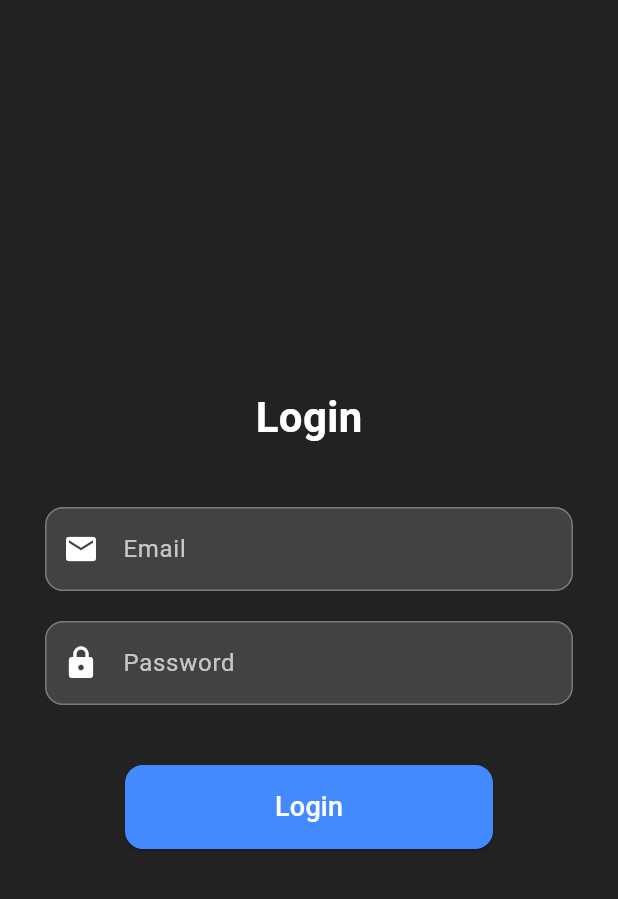
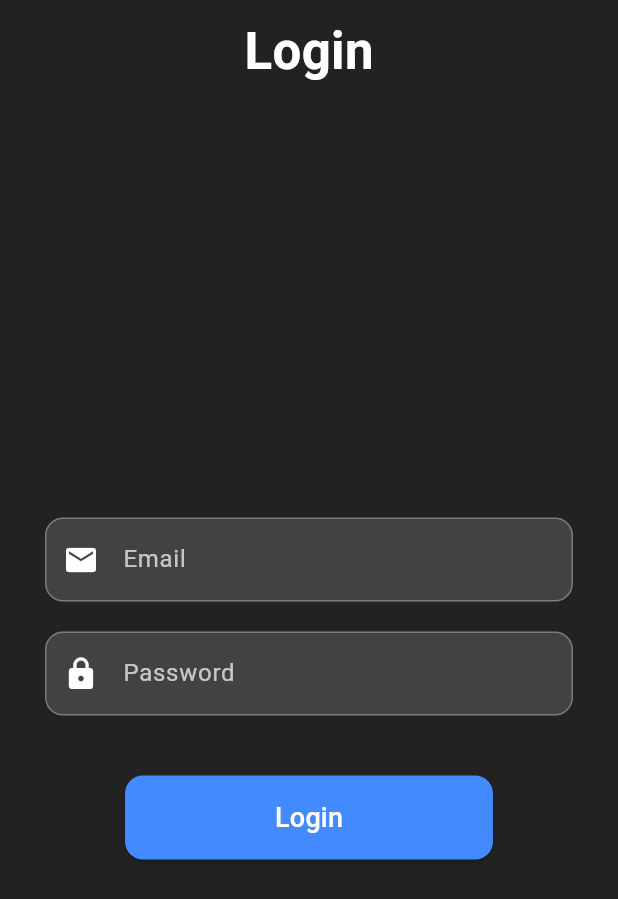
Before and after one commit to Kau-Molepo/Horizon, a Flutter app: the screen it shows after launch, on a phone screen of 412 x 824 dp. Shown: the top 899 px of the screen. Run offline on Flutter 3.47's test engine with Material 3 defaults, Android fonts, the phone set to English and light mode, and no system bars; our stand-ins replace firebase_auth, firebase_core, fl_chart, shared_preferences; accounts and stored records are empty; generated files the repository leaves out were written again.

```diff
--- a/frontend/flutter_app/lib/screens/login_screen.dart
+++ b/frontend/flutter_app/lib/screens/login_screen.dart
@@ -71,18 +71,33 @@ class _LoginScreenState extends State<LoginScreen> {
     return Scaffold(
       backgroundColor: Colors.black87,
       body: Padding(
-        padding: const EdgeInsets.symmetric(horizontal: 30, vertical: 50),
+        padding: const EdgeInsets.symmetric(horizontal: 30, vertical: 5),
         child: Column(
-          mainAxisAlignment: MainAxisAlignment.center,
+          // Align the "Login" text at the top of the screen
+          mainAxisAlignment: MainAxisAlignment.start,
           children: [
-            const Align(
-              alignment: Alignment.topCenter,
-              child: Text(
+            // "Login" text at the top of the screen
+            Padding(
+              padding: const EdgeInsets.only(top: 5),  // Adjust to position the text closer to the top
+              child: const Text(
                 "Login",
-                  style: TextStyle(fontSize: 28, fontWeight: FontWeight.bold, color: Colors.white),
+                style: TextStyle(
+                  fontSize: 34,
+                  fontWeight: FontWeight.bold,
+                  color: Colors.white,
                 ),
               ),
-            const SizedBox(height: 40),
+            ),
+
+            // Spacer to add space between "Login" text and the rest of the form
+            const SizedBox(height: 40),  // Control vertical space from the "Login" text
+
+            // Expanded widget centers the input fields and button vertically
+            Expanded(
+              child: Column(
+                mainAxisAlignment: MainAxisAlignment.center, // Center all content vertically within the remaining space
+                children: [
+                  // Email input field
                   TextField(
                     controller: _emailController,
                     decoration: InputDecoration(
@@ -102,7 +117,9 @@ class _LoginScreenState extends State<LoginScreen> {
                     ),
                     style: const TextStyle(color: Colors.white),
                   ),
-            const SizedBox(height: 20),
+                  const SizedBox(height: 20), // Space between email and password input fields
+
+                  // Password input field
                   TextField(
                     controller: _passwordController,
                     obscureText: true,
@@ -123,7 +140,9 @@ class _LoginScreenState extends State<LoginScreen> {
                     ),
                     style: const TextStyle(color: Colors.white),
                   ),
-            const SizedBox(height: 40),
+                  const SizedBox(height: 40), // Space before the login button
+
+                  // Login button
                   _isLoading
                       ? const CircularProgressIndicator()
                       : ElevatedButton(
@@ -143,6 +162,9 @@ class _LoginScreenState extends State<LoginScreen> {
                 ],
               ),
             ),
+          ],
+        ),
+      ),
     );
   }
 }
```
Also changed, not shown: 1 other file. Lines whose indentation alone changed are shown as unchanged.
